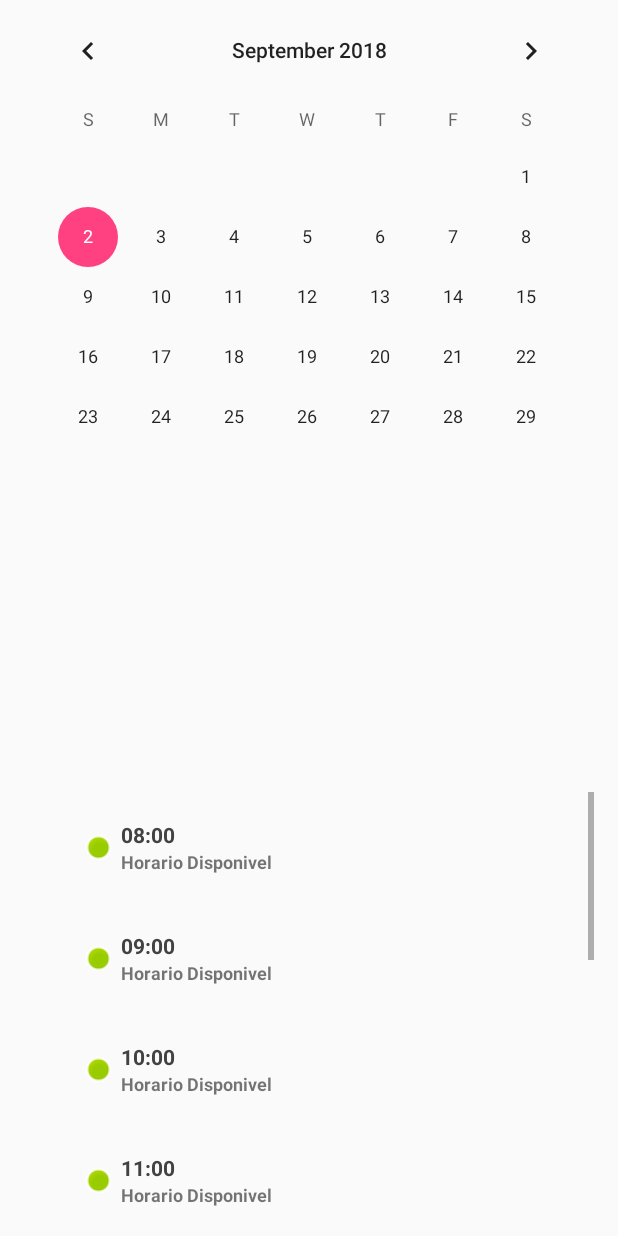
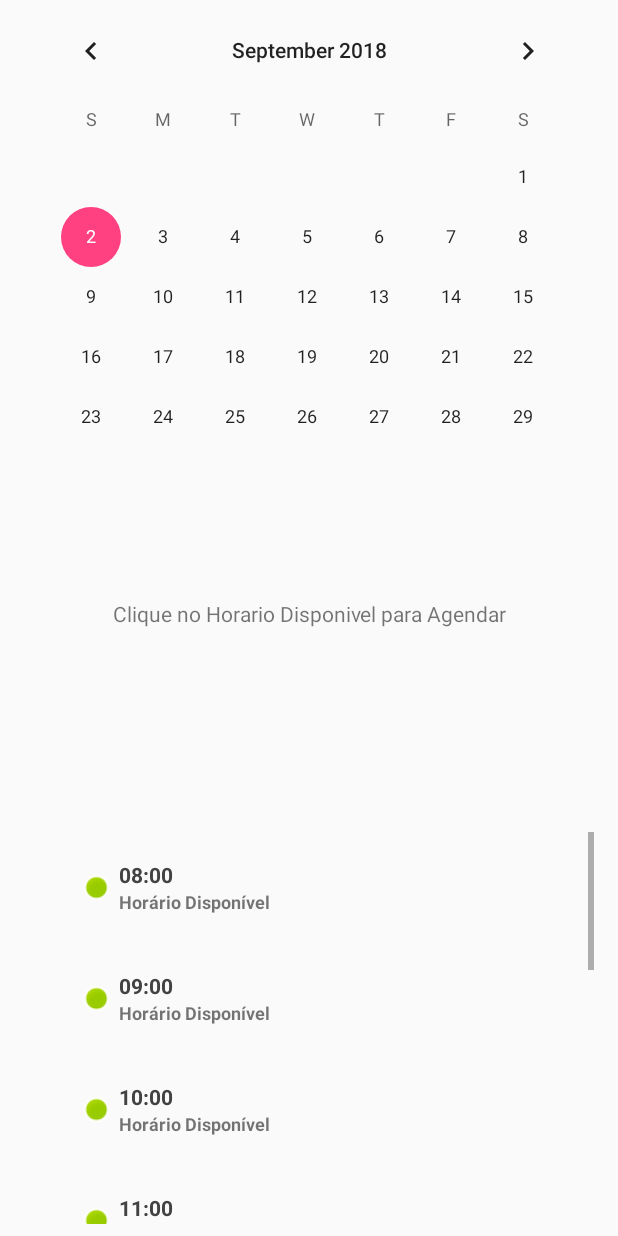
Before and after one commit to derleyferreira/Agenda, an Android app: the Agendamento screen opened directly, with no data from a screen before it, on a phone screen of 412 x 824 dp. Run offline under Robolectric (Android 15) with nearby library versions, the phone set to English and light mode, and no system bars.

```diff
--- a/app/src/main/res/layout/activity_agendamento.xml
+++ b/app/src/main/res/layout/activity_agendamento.xml
@@ -6,10 +6,26 @@
     android:layout_height="match_parent"
     tools:context=".Agendamento">
 
+    <TextView
+        android:id="@+id/textView5"
+        android:layout_width="wrap_content"
+        android:layout_height="wrap_content"
+        android:layout_marginStart="8dp"
+        android:layout_marginLeft="8dp"
+        android:layout_marginEnd="8dp"
+        android:layout_marginRight="8dp"
+        android:text="Clique no Horario Disponivel para Agendar"
+        app:layout_constraintBottom_toTopOf="@+id/agendamento_ListaHorarios"
+        app:layout_constraintEnd_toEndOf="parent"
+        app:layout_constraintHorizontal_bias="0.504"
+        app:layout_constraintStart_toStartOf="parent"
+        app:layout_constraintTop_toBottomOf="@+id/agendamento_calendario"
+        app:layout_constraintVertical_bias="0.411" />
+
     <CalendarView
         android:id="@+id/agendamento_calendario"
-        android:layout_width="383dp"
-        android:layout_height="303dp"
+        android:layout_width="379dp"
+        android:layout_height="304dp"
         app:layout_constraintBottom_toTopOf="@+id/agendamento_ListaHorarios"
         app:layout_constraintEnd_toEndOf="parent"
         app:layout_constraintStart_toStartOf="parent"
@@ -19,13 +35,14 @@
 
     <android.support.v7.widget.RecyclerView
         android:id="@+id/agendamento_ListaHorarios"
-        android:layout_width="348dp"
-        android:layout_height="288dp"
+        android:layout_width="349dp"
+        android:layout_height="261dp"
         android:layout_marginStart="16dp"
         android:layout_marginLeft="16dp"
         android:layout_marginEnd="16dp"
         android:layout_marginRight="16dp"
         android:layout_marginBottom="8dp"
+        android:paddingBottom="0dp"
         android:scrollbars="vertical"
         android:visibility="visible"
         app:layout_constraintBottom_toBottomOf="parent"
--- a/app/src/main/res/layout/activity_agendamento_item.xml
+++ b/app/src/main/res/layout/activity_agendamento_item.xml
@@ -34,10 +34,10 @@
         android:id="@+id/ageItem_situacao"
         android:layout_width="wrap_content"
         android:layout_height="wrap_content"
-        android:text="Horario Disponivel"
+        android:text="Horário Disponível"
         android:textAllCaps="false"
         android:textSize="12sp"
         android:textStyle="bold"
-        tools:text="Horario Disponivel" />
+        tools:text="Horário Disponível" />
   </LinearLayout>
 </LinearLayout>
--- a/app/src/main/res/layout/activity_login.xml
+++ b/app/src/main/res/layout/activity_login.xml
@@ -3,6 +3,7 @@
     xmlns:tools="http://schemas.android.com/tools"
     android:layout_width="match_parent"
     android:layout_height="match_parent"
+    xmlns:app="http://schemas.android.com/apk/res-auto"
     android:gravity="center_horizontal"
     android:orientation="vertical"
     android:paddingBottom="@dimen/activity_vertical_margin"
@@ -48,7 +49,8 @@
 
             <android.support.design.widget.TextInputLayout
                 android:layout_width="match_parent"
-                android:layout_height="wrap_content">
+                android:layout_height="wrap_content"
+                app:passwordToggleEnabled="true">
 
                 <EditText
                     android:id="@+id/login_senha"
@@ -60,7 +62,7 @@
                     android:imeOptions="actionUnspecified"
                     android:inputType="textPassword"
                     android:maxLines="1"
-                    android:singleLine="true" />
+                    android:singleLine="true"/>
 
             </android.support.design.widget.TextInputLayout>
 
```
